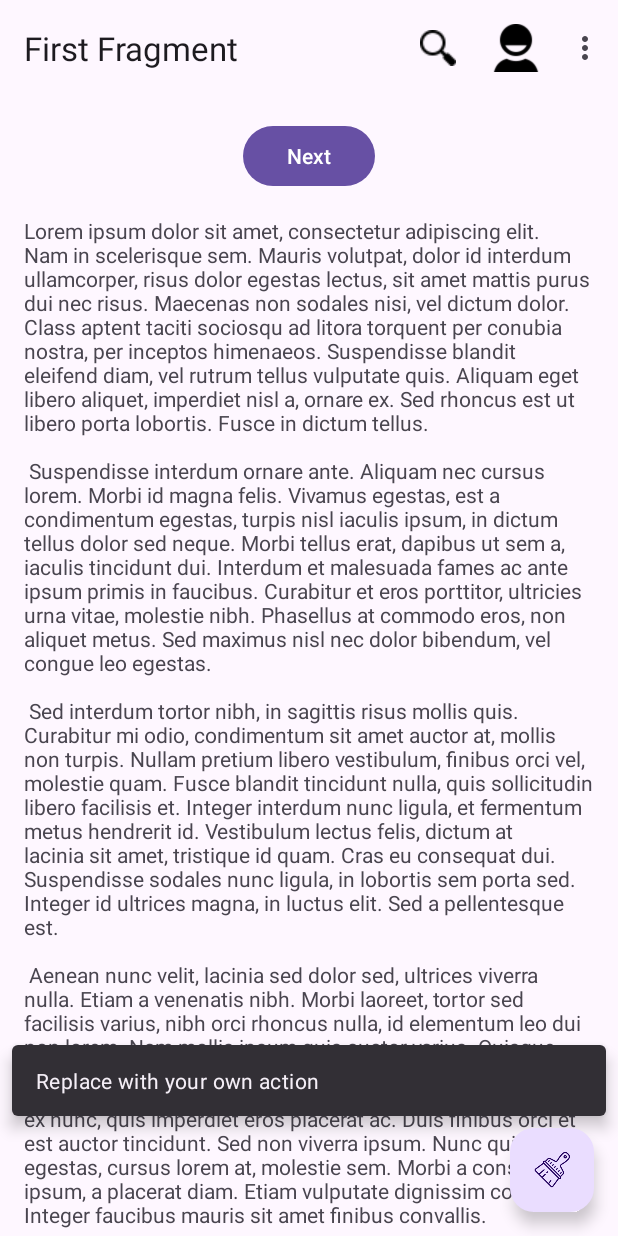
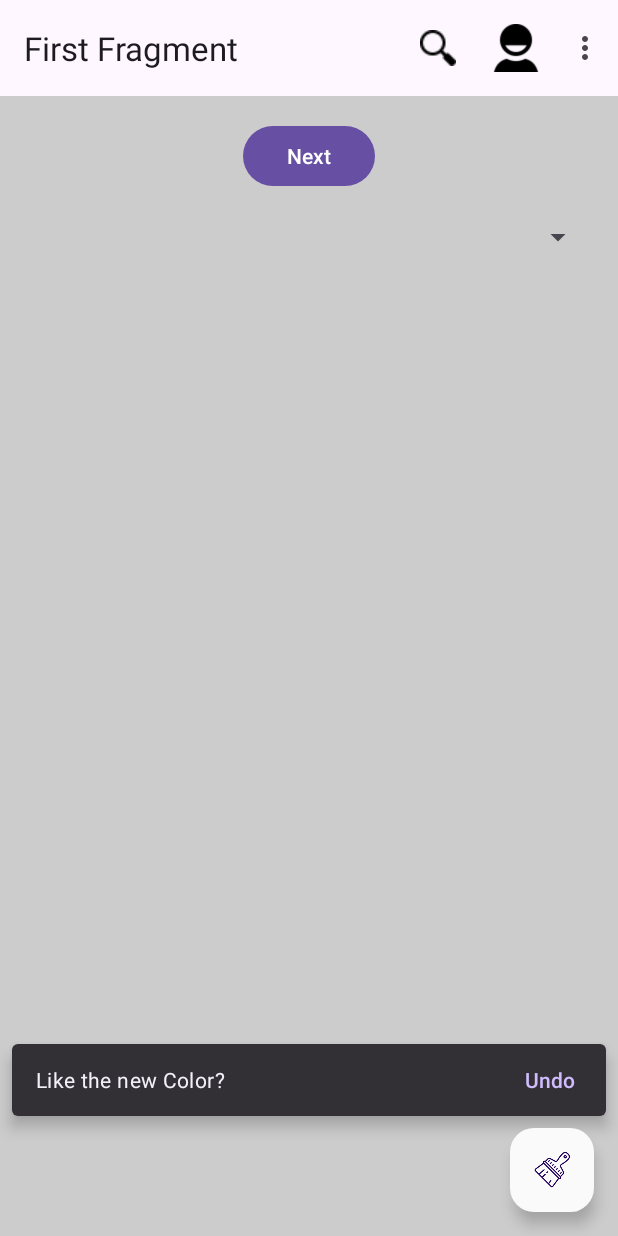
Before and after one commit to RXHXD/UI-UX, an Android app: the screen it shows after launch (MainActivity), after a tap on an icon or button, on a phone screen of 412 x 824 dp. Run offline under Robolectric (Android 15) with nearby library versions, the phone set to English and light mode, and no system bars; our stand-ins replace navigation-ui.

Commit message:
Practicing fragment: Before Break Done

```diff
--- a/AfterMidTerm/app/src/main/java/com/example/aftermid/MainActivity.java
+++ b/AfterMidTerm/app/src/main/java/com/example/aftermid/MainActivity.java
@@ -1,5 +1,8 @@
 package com.example.aftermid;
 
+import android.content.res.ColorStateList;
+import android.graphics.Color;
+import android.graphics.drawable.ColorDrawable;
 import android.os.Bundle;
 
 import com.google.android.material.snackbar.Snackbar;
@@ -38,12 +41,41 @@ public class MainActivity extends AppCompatActivity {
         appBarConfiguration = new AppBarConfiguration.Builder(navController.getGraph()).build();
         NavigationUI.setupActionBarWithNavController(this, navController, appBarConfiguration);
 
+        binding.mainContent.mainLayout.setBackgroundColor(Color.parseColor("#FAFAFA"));
+        binding.fab.setBackgroundTintList(ColorStateList.valueOf(Color.LTGRAY));
         binding.fab.setOnClickListener(new View.OnClickListener() {
             @Override
             public void onClick(View view) {
-                Snackbar.make(view, "Replace with your own action", Snackbar.LENGTH_LONG)
+                ColorDrawable colorDrawable = (ColorDrawable)binding.mainContent.mainLayout.getBackground();
+                int colorId = colorDrawable.getColor();
+                if(colorId == Color.LTGRAY)
+                {
+                    binding.mainContent.mainLayout.setBackgroundColor(Color.parseColor("#FAFAFA"));
+                    binding.fab.setBackgroundTintList(ColorStateList.valueOf(Color.LTGRAY));
+                }
+                else{
+                    binding.mainContent.mainLayout.setBackgroundColor(Color.LTGRAY);
+                    binding.fab.setBackgroundTintList(ColorStateList.valueOf(Color.parseColor("#FAFAFA")));
+                }
+                Snackbar.make(view, "Like the new Color?", Snackbar.LENGTH_LONG)
                         .setAnchorView(R.id.fab)
-                        .setAction("Action", null).show();
+                        .setAction("Undo", null).setAction("Undo", new View.OnClickListener() {
+                            @Override
+                            public void onClick(View view) {
+                             if(colorId == Color.LTGRAY)
+                             {
+
+                                 binding.mainContent.mainLayout.setBackgroundColor(Color.LTGRAY);
+                                 binding.fab.setBackgroundTintList(ColorStateList.valueOf(Color.parseColor("#FAFAFA")));
+                             }
+
+                             else{
+                                 binding.mainContent.mainLayout.setBackgroundColor(Color.parseColor("#FAFAFA"));
+                                 binding.fab.setBackgroundTintList(ColorStateList.valueOf(Color.LTGRAY));
+                             }
+
+                            }
+                        }).show();
             }
         });
     }
--- a/AfterMidTerm/app/src/main/res/layout/activity_main.xml
+++ b/AfterMidTerm/app/src/main/res/layout/activity_main.xml
@@ -19,7 +19,9 @@
 
     </com.google.android.material.appbar.AppBarLayout>
 
-    <include layout="@layout/content_main" />
+    <include
+        android:id="@+id/mainContent"
+        layout="@layout/content_main" />
 
     <com.google.android.material.floatingactionbutton.FloatingActionButton
         android:id="@+id/fab"
@@ -28,6 +30,7 @@
         android:layout_gravity="bottom|end"
         android:layout_marginEnd="@dimen/fab_margin"
         android:layout_marginBottom="16dp"
+        app:backgroundTint="@color/purple_200"
         app:srcCompat="@drawable/paint" />
 
 </androidx.coordinatorlayout.widget.CoordinatorLayout>
--- a/AfterMidTerm/app/src/main/res/layout/content_main.xml
+++ b/AfterMidTerm/app/src/main/res/layout/content_main.xml
@@ -1,6 +1,7 @@
 <?xml version="1.0" encoding="utf-8"?>
 <androidx.constraintlayout.widget.ConstraintLayout xmlns:android="http://schemas.android.com/apk/res/android"
     xmlns:app="http://schemas.android.com/apk/res-auto"
+    android:id="@+id/mainLayout"
     android:layout_width="match_parent"
     android:layout_height="match_parent"
     app:layout_behavior="@string/appbar_scrolling_view_behavior">
--- a/AfterMidTerm/app/src/main/res/layout/fragment_first.xml
+++ b/AfterMidTerm/app/src/main/res/layout/fragment_first.xml
@@ -16,20 +16,17 @@
             android:layout_width="wrap_content"
             android:layout_height="wrap_content"
             android:text="@string/next"
-            app:layout_constraintBottom_toTopOf="@id/textview_first"
             app:layout_constraintEnd_toEndOf="parent"
             app:layout_constraintStart_toStartOf="parent"
             app:layout_constraintTop_toTopOf="parent" />
 
-        <TextView
-            android:id="@+id/textview_first"
-            android:layout_width="wrap_content"
-            android:layout_height="wrap_content"
-            android:layout_marginTop="16dp"
-            android:text="@string/lorem_ipsum"
-            app:layout_constraintBottom_toBottomOf="parent"
+        <Spinner
+            android:id="@+id/spinnerColors"
+            android:layout_width="0dp"
+            android:layout_height="60dp"
             app:layout_constraintEnd_toEndOf="parent"
             app:layout_constraintStart_toStartOf="parent"
             app:layout_constraintTop_toBottomOf="@id/button_first" />
+
     </androidx.constraintlayout.widget.ConstraintLayout>
 </androidx.core.widget.NestedScrollView>
```
